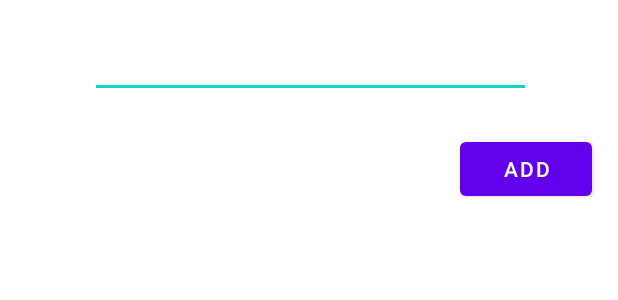
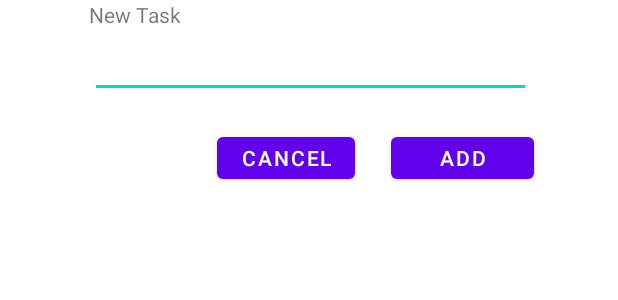
Before and after one commit to 2018331043/Reminder_Pro, an Android app: the layout taskwriterlayout.xml on its own in the app's theme, with its tools: preview values and no code run, on a phone screen of 412 x 824 dp. Shown: the top 300 px of the screen. Run offline under Robolectric (Android 15) with nearby library versions, the phone set to English and light mode, and no system bars.

Commit message:
add todo list app features and improve new Task dialogue

```diff
--- a/app/src/main/res/layout/taskwriterlayout.xml
+++ b/app/src/main/res/layout/taskwriterlayout.xml
@@ -20,11 +20,34 @@
 
     <Button
         android:id="@+id/button"
-        android:layout_width="wrap_content"
-        android:layout_height="wrap_content"
-        android:layout_marginTop="23dp"
-        android:layout_marginEnd="17dp"
+        android:layout_width="95dp"
+        android:layout_height="40dp"
+        android:layout_marginTop="20dp"
+        android:layout_marginEnd="56dp"
         android:text="Add"
         app:layout_constraintEnd_toEndOf="parent"
         app:layout_constraintTop_toBottomOf="@+id/editTextTextPersonName" />
+
+    <Button
+        android:id="@+id/cancelButton"
+        android:layout_width="92dp"
+        android:layout_height="40dp"
+        android:layout_marginTop="20dp"
+        android:layout_marginEnd="24dp"
+        android:text="Cancel"
+        app:layout_constraintEnd_toStartOf="@+id/button"
+        app:layout_constraintTop_toBottomOf="@+id/editTextTextPersonName" />
+
+    <TextView
+        android:id="@+id/textView2"
+        android:layout_width="wrap_content"
+        android:layout_height="wrap_content"
+        android:layout_marginStart="59dp"
+        android:layout_marginEnd="291dp"
+        android:layout_marginBottom="2dp"
+        android:text="New Task"
+        app:layout_constraintBottom_toTopOf="@+id/editTextTextPersonName"
+        app:layout_constraintEnd_toEndOf="parent"
+        app:layout_constraintStart_toStartOf="parent"
+        app:layout_constraintTop_toTopOf="parent" />
 </androidx.constraintlayout.widget.ConstraintLayout>
```
Also changed, not shown: app/src/main/java/com/example/reminderpro/MainActivity.java (+47 -1 lines).
